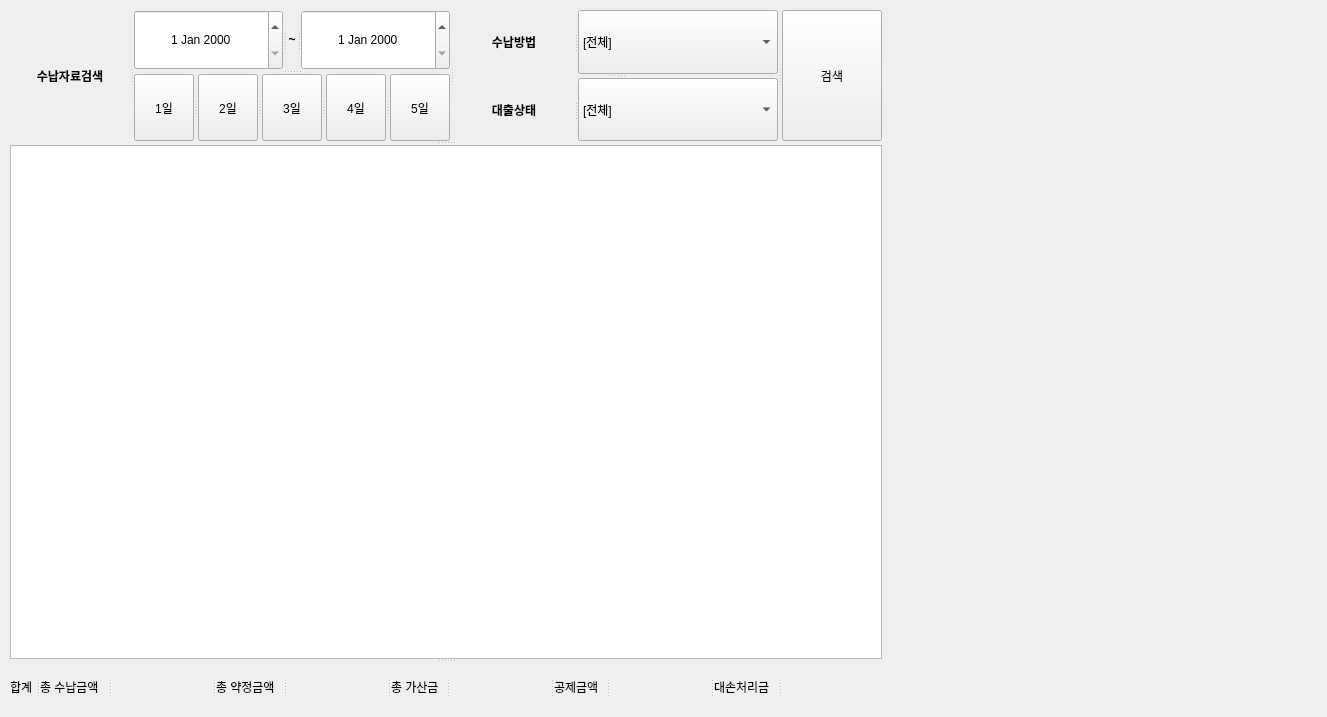
Above: app/ui/received_search.ui from DY-Microfinance-Customer-Management/dymf-algorithm before the change. Below: the same form after it.
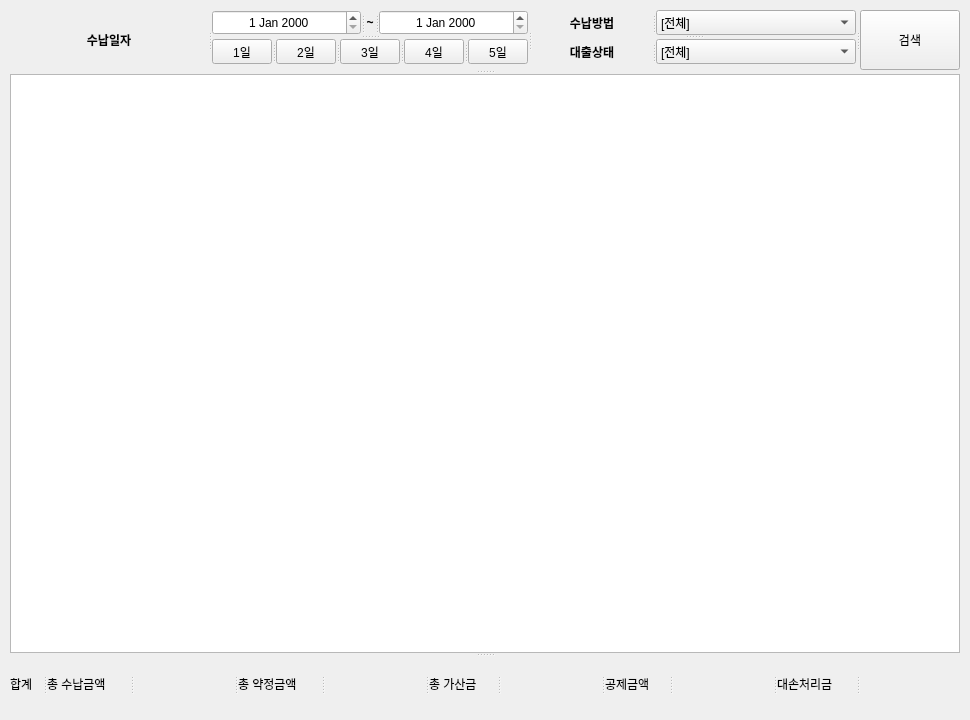
That is the form after the change.

```diff
--- a/app/ui/received_search.ui
+++ b/app/ui/received_search.ui
@@ -6,10 +6,22 @@
    <rect>
     <x>0</x>
     <y>0</y>
-    <width>1327</width>
-    <height>717</height>
+    <width>970</width>
+    <height>720</height>
    </rect>
   </property>
+  <property name="minimumSize">
+   <size>
+    <width>970</width>
+    <height>720</height>
+   </size>
+  </property>
+  <property name="maximumSize">
+   <size>
+    <width>970</width>
+    <height>720</height>
+   </size>
+  </property>
   <property name="windowTitle">
    <string>MainWindow</string>
   </property>
@@ -19,7 +31,7 @@
      <rect>
       <x>10</x>
       <y>10</y>
-      <width>1311</width>
+      <width>950</width>
       <height>701</height>
      </rect>
     </property>
@@ -27,10 +39,16 @@
      <enum>Qt::Vertical</enum>
     </property>
     <widget class="QSplitter" name="splitter_18">
+     <property name="minimumSize">
+      <size>
+       <width>0</width>
+       <height>60</height>
+      </size>
+     </property>
      <property name="maximumSize">
       <size>
-       <width>16777215</width>
-       <height>16777215</height>
+       <width>968</width>
+       <height>56</height>
       </size>
      </property>
      <property name="orientation">
@@ -39,8 +57,8 @@
      <widget class="QLabel" name="customerMarried_4">
       <property name="maximumSize">
        <size>
-        <width>120</width>
-        <height>16777215</height>
+        <width>200</width>
+        <height>60</height>
        </size>
       </property>
       <property name="font">
@@ -54,7 +72,7 @@
        <bool>true</bool>
       </property>
       <property name="text">
-       <string>수납자료검색</string>
+       <string>수납일자</string>
       </property>
       <property name="alignment">
        <set>Qt::AlignCenter</set>
@@ -69,10 +87,16 @@
         <enum>Qt::Horizontal</enum>
        </property>
        <widget class="QDateEdit" name="DateEdit_3">
+        <property name="minimumSize">
+         <size>
+          <width>0</width>
+          <height>25</height>
+         </size>
+        </property>
         <property name="maximumSize">
          <size>
           <width>250</width>
-          <height>16777215</height>
+          <height>25</height>
          </size>
         </property>
         <property name="mouseTracking">
@@ -111,10 +135,16 @@
         </property>
        </widget>
        <widget class="QLabel" name="customerMarried_5">
+        <property name="minimumSize">
+         <size>
+          <width>0</width>
+          <height>25</height>
+         </size>
+        </property>
         <property name="maximumSize">
          <size>
           <width>20</width>
-          <height>16777215</height>
+          <height>25</height>
          </size>
         </property>
         <property name="font">
@@ -135,10 +165,16 @@
         </property>
        </widget>
        <widget class="QDateEdit" name="DateEdit_4">
+        <property name="minimumSize">
+         <size>
+          <width>0</width>
+          <height>25</height>
+         </size>
+        </property>
         <property name="maximumSize">
          <size>
           <width>250</width>
-          <height>16777215</height>
+          <height>25</height>
          </size>
         </property>
         <property name="mouseTracking">
@@ -182,10 +218,16 @@
         <enum>Qt::Horizontal</enum>
        </property>
        <widget class="QPushButton" name="pushButton_8">
+        <property name="minimumSize">
+         <size>
+          <width>0</width>
+          <height>25</height>
+         </size>
+        </property>
         <property name="maximumSize">
          <size>
           <width>60</width>
-          <height>16777215</height>
+          <height>25</height>
          </size>
         </property>
         <property name="text">
@@ -193,10 +235,16 @@
         </property>
        </widget>
        <widget class="QPushButton" name="pushButton_10">
+        <property name="minimumSize">
+         <size>
+          <width>0</width>
+          <height>25</height>
+         </size>
+        </property>
         <property name="maximumSize">
          <size>
           <width>60</width>
-          <height>16777215</height>
+          <height>25</height>
          </size>
         </property>
         <property name="text">
@@ -204,10 +252,16 @@
         </property>
        </widget>
        <widget class="QPushButton" name="pushButton_9">
+        <property name="minimumSize">
+         <size>
+          <width>0</width>
+          <height>25</height>
+         </size>
+        </property>
         <property name="maximumSize">
          <size>
           <width>60</width>
-          <height>16777215</height>
+          <height>25</height>
          </size>
         </property>
         <property name="text">
@@ -215,10 +269,16 @@
         </property>
        </widget>
        <widget class="QPushButton" name="pushButton_7">
+        <property name="minimumSize">
+         <size>
+          <width>0</width>
+          <height>25</height>
+         </size>
+        </property>
         <property name="maximumSize">
          <size>
           <width>60</width>
-          <height>16777215</height>
+          <height>25</height>
          </size>
         </property>
         <property name="text">
@@ -226,10 +286,16 @@
         </property>
        </widget>
        <widget class="QPushButton" name="pushButton_11">
+        <property name="minimumSize">
+         <size>
+          <width>0</width>
+          <height>25</height>
+         </size>
+        </property>
         <property name="maximumSize">
          <size>
           <width>60</width>
-          <height>16777215</height>
+          <height>25</height>
          </size>
         </property>
         <property name="text">
@@ -274,13 +340,13 @@
         <property name="minimumSize">
          <size>
           <width>100</width>
-          <height>0</height>
+          <height>25</height>
          </size>
         </property>
         <property name="maximumSize">
          <size>
           <width>200</width>
-          <height>16777215</height>
+          <height>25</height>
          </size>
         </property>
         <item>
@@ -357,13 +423,13 @@
         <property name="minimumSize">
          <size>
           <width>100</width>
-          <height>0</height>
+          <height>25</height>
          </size>
         </property>
         <property name="maximumSize">
          <size>
           <width>200</width>
-          <height>16777215</height>
+          <height>25</height>
          </size>
         </property>
         <item>
@@ -398,7 +464,7 @@
       <property name="maximumSize">
        <size>
         <width>100</width>
-        <height>16777215</height>
+        <height>60</height>
        </size>
       </property>
       <property name="text">
```
